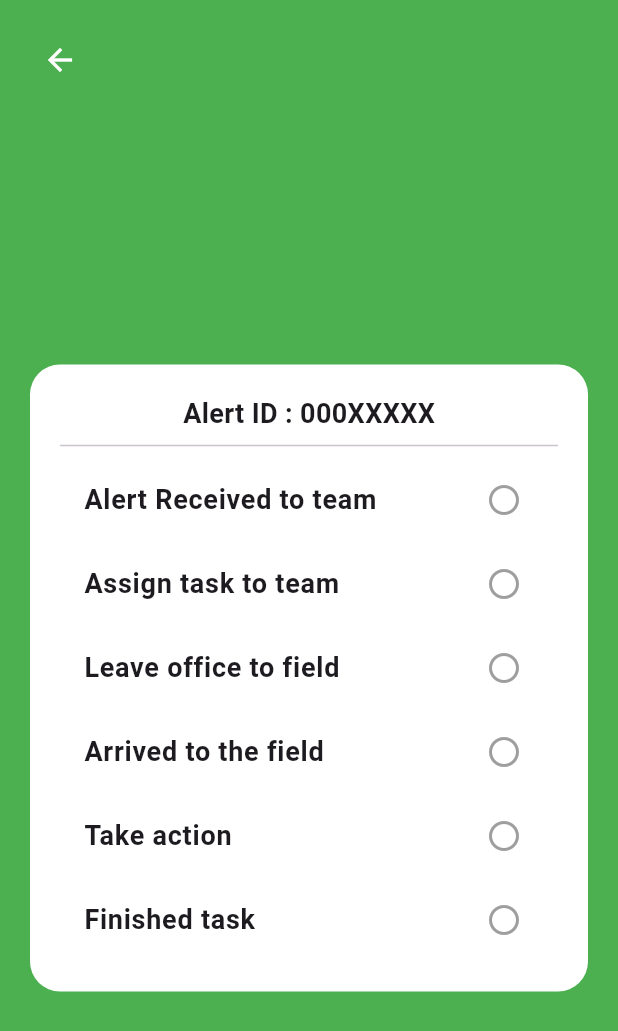
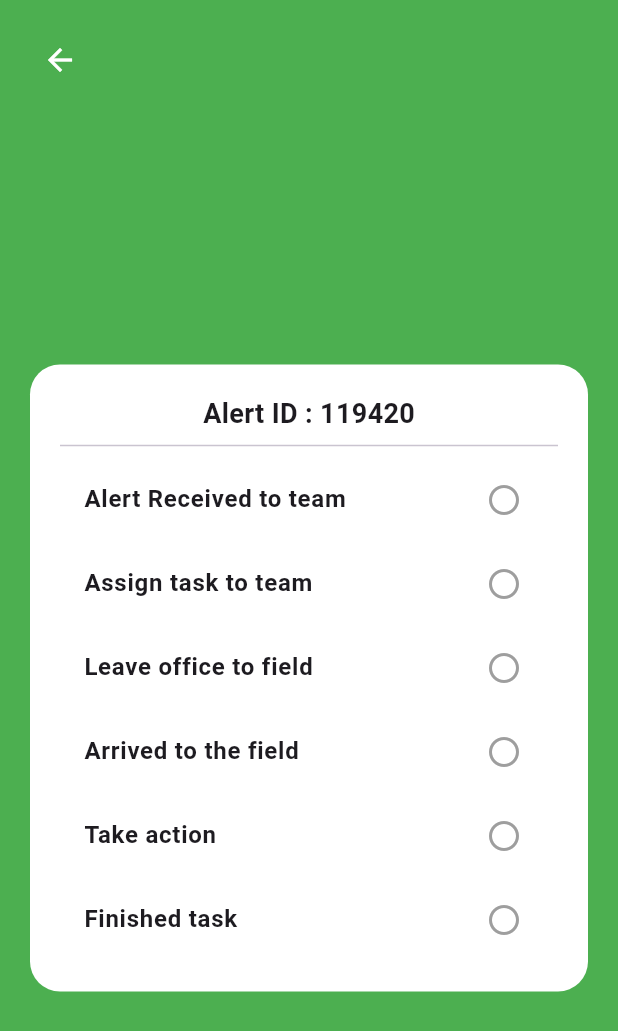
Before and after one commit to mohamedalisaifudeen/safecrop, a Flutter app: the AlertScreen screen opened directly, on a phone screen of 412 x 824 dp. Shown: the top 1031 px of the screen. Run offline on Flutter 3.47's test engine with Material 3 defaults, Android fonts, the phone set to English and light mode, and no system bars; our stand-ins replace cloud_firestore, firebase_core; accounts and stored records are empty.

Commit message:
With alertID UI

```diff
--- a/lib/AlertNew.dart
+++ b/lib/AlertNew.dart
@@ -1,3 +1,4 @@
+import 'dart:math';
 import 'package:flutter/material.dart';
 
 void main() {
@@ -14,7 +15,12 @@ class MyApp extends StatelessWidget {
   }
 }
 
-class AlertScreen extends StatelessWidget {
+class AlertScreen extends StatefulWidget {
+  @override
+  _AlertScreenState createState() => _AlertScreenState();
+}
+
+class _AlertScreenState extends State<AlertScreen> {
   final ValueNotifier<List<Map<String, dynamic>>> alertStepsNotifier =
   ValueNotifier([
     {"title": "Alert Received to team", "status": false},
@@ -24,6 +30,19 @@ class AlertScreen extends StatelessWidget {
     {"title": "Take action", "status": false},
     {"title": "Finished task", "status": false},
   ]);
+
+  late String alertID;
+
+  @override
+  void initState() {
+    super.initState();
+    alertID = generateRandomID(); // Generate random Alert ID
+  }
+
+  String generateRandomID() {
+    final random = Random();
+    return (random.nextInt(900000) + 100000).toString(); // Generates a 6-digit ID
+  }
 
   void toggleTaskStatus(int index) {
     List<Map<String, dynamic>> steps = List.from(alertStepsNotifier.value);
@@ -63,7 +82,7 @@ class AlertScreen extends StatelessWidget {
                     mainAxisSize: MainAxisSize.min,
                     children: [
                       Text(
-                        "Alert ID : 000XXXXX",
+                        "Alert ID : $alertID", // Display generated Alert ID
                         style: TextStyle(fontSize: 18, fontWeight: FontWeight.bold),
                       ),
                       Divider(thickness: 1),
@@ -75,10 +94,7 @@ class AlertScreen extends StatelessWidget {
                               return ListTile(
                                 title: Text(
                                   alertSteps[index]["title"],
-                                  style: TextStyle(
-                                    fontWeight: FontWeight.bold,
-                                    fontSize: 18, // Increased font size here
-                                  ),
+                                  style: TextStyle(fontWeight: FontWeight.bold),
                                 ),
                                 trailing: GestureDetector(
                                   onTap: () => toggleTaskStatus(index),
```
